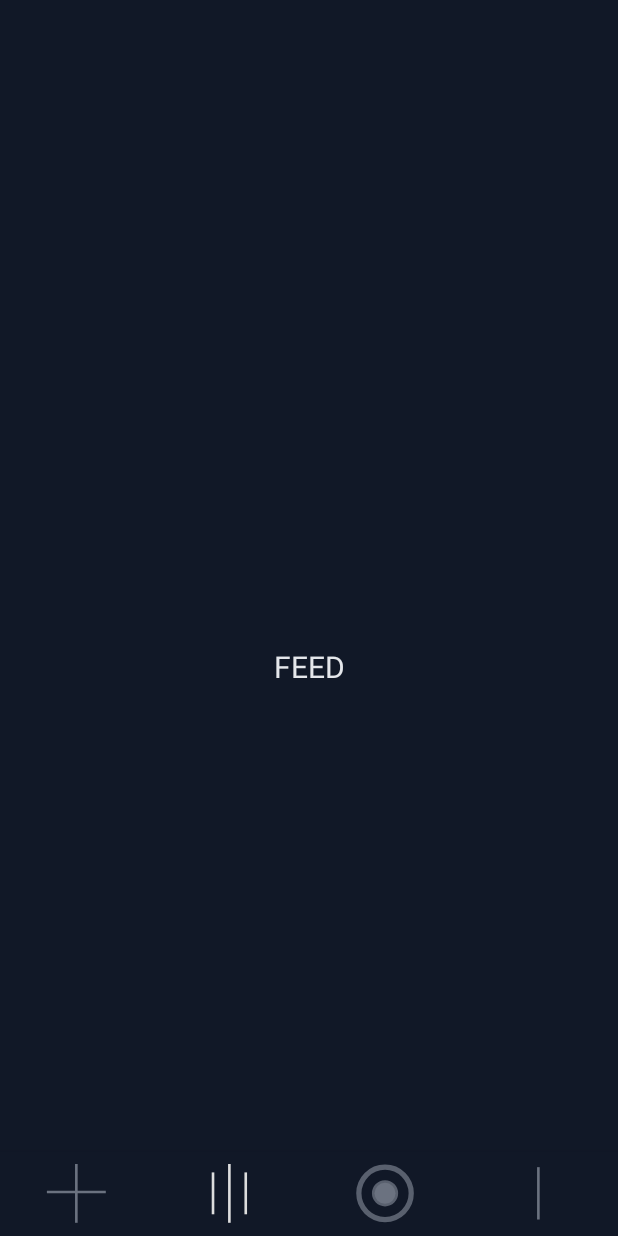
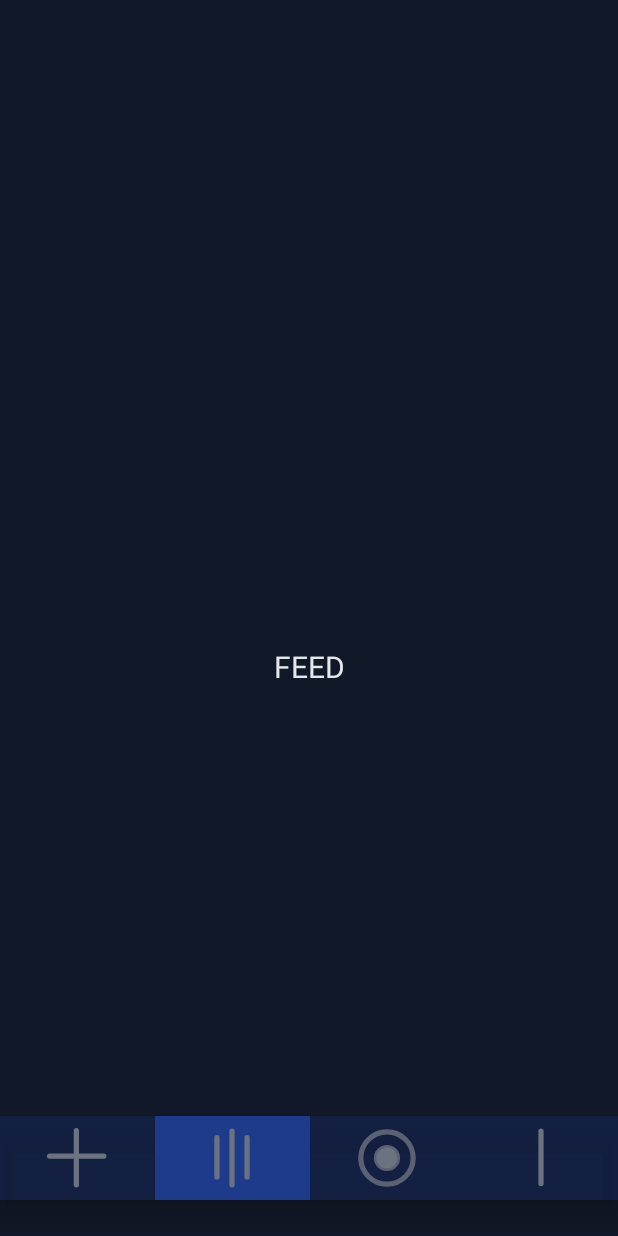
Before and after one commit to thodea/thodea-android, an Android app: the screen it shows after launch (MainActivity), on a phone screen of 412 x 824 dp. Run offline under Robolectric (Android 15) with nearby library versions, the phone set to English and light mode, and no system bars; our stand-ins replace navigation-ui.

Commit message:
[APP] Updated UI for bottom navigation - Added coloring on tapped bottom item navigation to be light blue if active - Updated UI position of bottom navigation above safe zone area

```diff
--- a/app/src/main/java/com/example/thodea/MainActivity.kt
+++ b/app/src/main/java/com/example/thodea/MainActivity.kt
@@ -4,7 +4,6 @@ import android.os.Bundle
 import com.google.android.material.bottomnavigation.BottomNavigationView
 import androidx.appcompat.app.AppCompatActivity
 import androidx.navigation.findNavController
-import androidx.navigation.ui.AppBarConfiguration
 import androidx.navigation.ui.setupWithNavController
 import com.example.thodea.databinding.ActivityMainBinding
 
@@ -20,17 +19,20 @@ class MainActivity : AppCompatActivity() {
 
         binding = ActivityMainBinding.inflate(layoutInflater)
         setContentView(binding.root)
+        val navView: BottomNavigationView = binding.navView
 
-        val navView: BottomNavigationView = binding.navView
+        // Remove extra padding from the navigation bar
+        navView.setOnApplyWindowInsetsListener(null)
+        navView.setPadding(0,0,0,0)
 
         val navController = findNavController(R.id.nav_host_fragment_activity_main)
         // Passing each menu ID as a set of Ids because each
         // menu should be considered as top level destinations.
-        val appBarConfiguration = AppBarConfiguration(
+        /*val appBarConfiguration = AppBarConfiguration(
             setOf(
                 R.id.navigation_post, R.id.navigation_feed, R.id.navigation_search
             )
-        )
+        )*/
         //setupActionBarWithNavController(navController, appBarConfiguration)
         navView.setupWithNavController(navController)
     }
--- a/app/src/main/res/color/nav_item_color.xml
+++ b/app/src/main/res/color/nav_item_color.xml
@@ -1,5 +1,5 @@
 <?xml version="1.0" encoding="utf-8"?>
 <selector xmlns:android="http://schemas.android.com/apk/res/android">
     <item android:color="#6B7280" android:state_checked="false"/> <!-- Gray-400 -->
-    <item android:color="#DDD" android:state_checked="true"/>  <!-- Gray-900 when selected -->
+    <item android:color="#6B7280" android:state_checked="true" />  <!-- Gray-900 when selected -->
 </selector>
--- /dev/null
+++ b/app/src/main/res/drawable/border_debug.xml
@@ -0,0 +1,8 @@
+<!-- res/drawable/border_debug.xml -->
+<shape xmlns:android="http://schemas.android.com/apk/res/android"
+    android:shape="rectangle">
+    <solid android:color="@android:color/transparent" />
+    <stroke
+        android:width="1dp"
+        android:color="#FF0000" />
+</shape>
--- /dev/null
+++ b/app/src/main/res/drawable/bottom_nav_item_background.xml
@@ -0,0 +1,16 @@
+<?xml version="1.0" encoding="utf-8"?>
+<selector xmlns:android="http://schemas.android.com/apk/res/android">
+    <!-- Selected state -->
+    <item android:state_checked="true">
+        <shape android:shape="rectangle">
+            <solid android:color="#1E3A8A" /> <!-- RGB(30, 58, 138) -->
+        </shape>
+    </item>
+
+    <!-- Default state -->
+    <item>
+        <shape android:shape="rectangle">
+            <solid android:color="@android:color/transparent" />
+        </shape>
+    </item>
+</selector>
--- a/app/src/main/res/drawable/ic_feed.xml
+++ b/app/src/main/res/drawable/ic_feed.xml
@@ -1,16 +1,29 @@
-<?xml version="1.0" encoding="utf-8"?>
-<vector xmlns:android="http://schemas.android.com/apk/res/android" xmlns:aapt="http://schemas.android.com/aapt"
+<vector xmlns:android="http://schemas.android.com/apk/res/android"
     android:viewportWidth="55"
     android:viewportHeight="55"
     android:width="55dp"
     android:height="55dp">
+
+
+    <!-- Centered bars -->
     <path
-        android:pathData="M12 11H14V43H12V11Z"
-        android:fillColor="#DDD" />
+        android:pathData="M16,12 V42"
+        android:strokeColor="#DDDDDD"
+        android:strokeWidth="4"
+        android:strokeLineCap="round"
+        android:fillColor="@android:color/transparent"/>
+
     <path
-        android:pathData="M24.5 4.5H26.5V49.5H24.5V4.5Z"
-        android:fillColor="#DDD" />
+        android:pathData="M27.5,7 V48"
+        android:strokeColor="#DDDDDD"
+        android:strokeWidth="4"
+        android:strokeLineCap="round"
+        android:fillColor="@android:color/transparent"/>
+
     <path
-        android:pathData="M37 11H39V43H37V11Z"
-        android:fillColor="#DDD" />
+        android:pathData="M39,12 V42"
+        android:strokeColor="#DDDDDD"
+        android:strokeWidth="4"
+        android:strokeLineCap="round"
+        android:fillColor="@android:color/transparent"/>
 </vector>
--- a/app/src/main/res/drawable/ic_post.xml
+++ b/app/src/main/res/drawable/ic_post.xml
@@ -1,14 +1,20 @@
-<?xml version="1.0" encoding="utf-8"?>
-<vector xmlns:android="http://schemas.android.com/apk/res/android" xmlns:aapt="http://schemas.android.com/aapt"
+<vector xmlns:android="http://schemas.android.com/apk/res/android"
     android:viewportWidth="55"
     android:viewportHeight="55"
     android:width="105dp"
-    android:height="105dp"
-    >
+    android:height="105dp">
+
     <path
-        android:pathData="M26 4.5H28V49.5H26V4.5Z"
-        android:fillColor="#DDD" />
+        android:pathData="M27,6.5 V48"
+        android:strokeColor="#DDD"
+        android:strokeWidth="4"
+        android:strokeLineCap="round"
+        android:fillColor="@android:color/transparent"/>
+
     <path
-        android:pathData="M4.5 25H49.5V27H4.5V25Z"
-        android:fillColor="#DDD" />
+        android:pathData="M6.5,26 H48"
+        android:strokeColor="#DDD"
+        android:strokeWidth="4"
+        android:strokeLineCap="round"
+        android:fillColor="@android:color/transparent"/>
 </vector>
--- a/app/src/main/res/drawable/ic_profile.xml
+++ b/app/src/main/res/drawable/ic_profile.xml
@@ -1,10 +1,13 @@
-<?xml version="1.0" encoding="utf-8"?>
-<vector xmlns:android="http://schemas.android.com/apk/res/android" xmlns:aapt="http://schemas.android.com/aapt"
+<vector xmlns:android="http://schemas.android.com/apk/res/android"
     android:viewportWidth="55"
     android:viewportHeight="55"
     android:width="55dp"
     android:height="55dp">
+
     <path
-        android:pathData="M24.5 7H26.5V47H24.5V7Z"
-        android:fillColor="#DDD" />
+        android:pathData="M27.5,7 V47"
+        android:strokeColor="#DDD"
+        android:strokeWidth="4"
+        android:strokeLineCap="round"
+        android:fillColor="@android:color/transparent"/>
 </vector>
--- a/app/src/main/res/drawable/ic_search.xml
+++ b/app/src/main/res/drawable/ic_search.xml
@@ -5,17 +5,17 @@
     android:width="55dp"
     android:height="55dp">
 
-    <!-- Outer stroked circle (like <circle cx="26" cy="27" r="20" ... />) -->
+    <!-- Outer stroked circle (centered at 27.5,27.5) -->
     <path
-        android:pathData="M46,27 A20,20 0 1,1 6,27 A20,20 0 1,1 46,27"
+        android:pathData="M47.5,27.5 A20,20 0 1,1 7.5,27.5 A20,20 0 1,1 47.5,27.5"
         android:strokeColor="#8b8b8b"
         android:strokeWidth="4"
         android:fillColor="@android:color/transparent"
         android:strokeAlpha="0.8" />
 
-    <!-- Inner filled circle (like <circle cx="26" cy="27" r="8" ... />) -->
+    <!-- Inner filled circle (centered at 27.5,27.5) -->
     <path
-        android:pathData="M34,27 A8,8 0 1,1 18,27 A8,8 0 1,1 34,27"
+        android:pathData="M35.5,27.5 A8,8 0 1,1 19.5,27.5 A8,8 0 1,1 35.5,27.5"
         android:fillColor="#8b8b8b"
         android:strokeColor="#8b8b8b"
         android:strokeWidth="4"
--- a/app/src/main/res/layout/activity_main.xml
+++ b/app/src/main/res/layout/activity_main.xml
@@ -10,18 +10,18 @@
 
     <com.google.android.material.bottomnavigation.BottomNavigationView
         android:id="@+id/nav_view"
+        style="@style/BottomNavigationView.NoShrink"
         android:layout_width="0dp"
         android:layout_height="wrap_content"
-        android:layout_marginStart="0dp"
-        android:layout_marginEnd="0dp"
-        android:background="?android:attr/windowBackground"
+        app:labelVisibilityMode="unlabeled"
+        android:layout_marginBottom="24dp"
+        android:background="#99172554"
+        app:itemIconTint="@color/nav_item_color"
         app:layout_constraintBottom_toBottomOf="parent"
         app:layout_constraintLeft_toLeftOf="parent"
         app:layout_constraintRight_toRightOf="parent"
-        app:menu="@menu/bottom_nav_menu"
-        app:labelVisibilityMode="unlabeled"
-        app:itemIconTint="@color/nav_item_color"
-        style="@style/BottomNavigationView.NoShrink"/>
+        app:itemBackground="@drawable/bottom_nav_item_background"
+        app:menu="@menu/bottom_nav_menu" />
 
     <fragment
         android:id="@+id/nav_host_fragment_activity_main"
```
